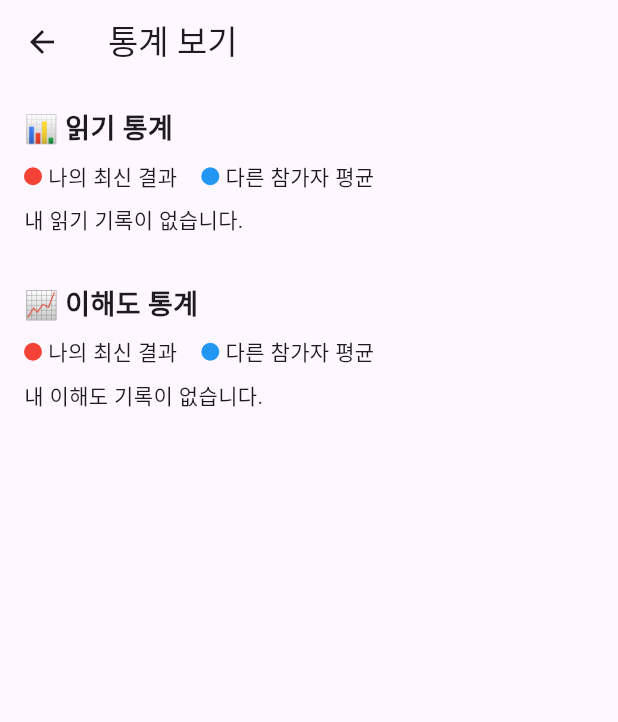
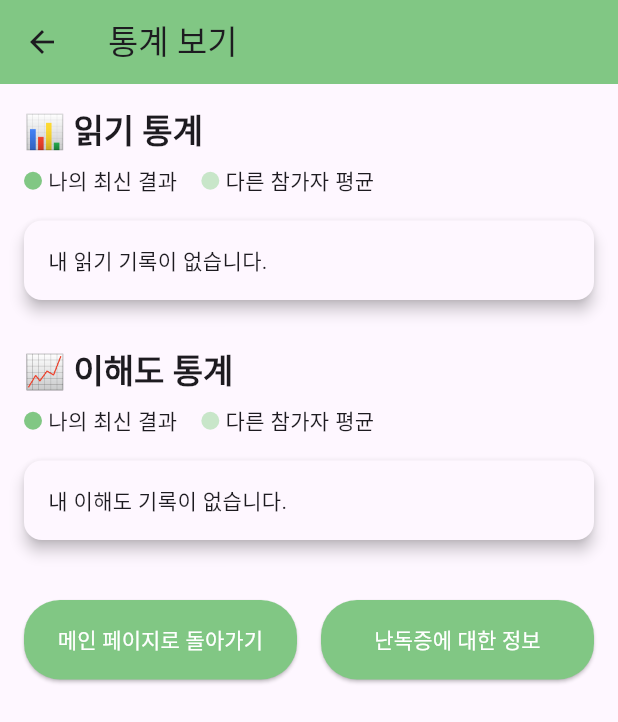
Before and after one commit to wjy0524/HackTX25-DYSCVER, a Flutter app: the StatisticsPage screen opened directly, on a phone screen of 412 x 824 dp. Shown: the top 722 px of the screen. Run offline on Flutter 3.47's test engine with Material 3 defaults, Android fonts, the phone set to English and light mode, and no system bars; our stand-ins replace cloud_firestore, firebase_auth, firebase_core, fl_chart, flutter_widget_from_html_core, google_sign_in and 1 more; accounts and stored records are empty; statements that could not run were skipped.

Commit message:
statistics_page 에 버튼 두개 추가

```diff
--- a/frontend/lib/screens/statistics_page.dart
+++ b/frontend/lib/screens/statistics_page.dart
@@ -2,22 +2,62 @@ import 'package:cloud_firestore/cloud_firestore.dart';
 import 'package:firebase_auth/firebase_auth.dart';
 import 'package:flutter/material.dart';
 import '../widgets/bar_chart.dart';
+import 'main_menu_page.dart';
 
 class StatisticsPage extends StatelessWidget {
   const StatisticsPage({Key? key}) : super(key: key);
 
+  /// ■ 범례용 dot+label 위젯
+  Widget _dotLabel(Color color, String text) {
+    return Row(
+      children: [
+        Container(
+          width: 12,
+          height: 12,
+          decoration: BoxDecoration(
+            color: color,
+            shape: BoxShape.circle,
+          ),
+        ),
+        const SizedBox(width: 4),
+        Text(text, style: const TextStyle(fontSize: 14)),
+      ],
+    );
+  }
+
+  /// ■ 범례 전체 Row
+  Widget legend(Color myColor, Color avgColor) {
+    return Padding(
+      padding: const EdgeInsets.symmetric(vertical: 8),
+      child: Row(
+        children: [
+          _dotLabel(myColor, '나의 최신 결과'),
+          const SizedBox(width: 16),
+          _dotLabel(avgColor, '다른 참가자 평균'),
+        ],
+      ),
+    );
+  }
+
   @override
   Widget build(BuildContext context) {
+    final theme = Theme.of(context);
     final uid = FirebaseAuth.instance.currentUser!.uid;
 
-    // 개인 스트림 (오름차순: 최신이 마지막)
+    // 차트 색상: 나의 최신은 주 색상, 평균은 반투명으로
+    // 내 최신 결과: 주 테마 연두색
+    final myColor = const Color(0xFF81C784);  // 테마 메인 그린
+    // 다른 참가자 평균: 테마 연두색의 밝은 버전
+    final avgColor = const Color(0xFFC8E6C9);  // 연두 라이트
+
+
+    // 개인 결과 스트림
     final readingStream = FirebaseFirestore.instance
         .collection('users')
         .doc(uid)
         .collection('reading_results')
         .orderBy('timestamp')
         .snapshots();
-
     final compStream = FirebaseFirestore.instance
         .collection('users')
         .doc(uid)
@@ -31,51 +71,43 @@ class StatisticsPage extends StatelessWidget {
     final allCompStream =
         FirebaseFirestore.instance.collectionGroup('comprehension_results').snapshots();
 
-    // ■ 범례용 dot+label 위젯
-    Widget _dotLabel(Color color, String text) {
-      return Row(
-        children: [
-          Container(width: 12, height: 12, decoration: BoxDecoration(color: color, shape: BoxShape.circle)),
-          const SizedBox(width: 4),
-          Text(text),
-        ],
-      );
-    }
-
-    // ■ 범례 전체 Row
-    Widget legend() {
-      return Padding(
-        padding: const EdgeInsets.symmetric(vertical: 8),
-        child: Row(
-          children: [
-            _dotLabel(Colors.red, '나의 최신 결과'),
-            const SizedBox(width: 16),
-            _dotLabel(Colors.blue, '다른 참가자 평균'),
-          ],
+    return Scaffold(
+      backgroundColor: theme.colorScheme.background,
+      appBar: AppBar(
+        title: const Text('통계 보기'),
+        backgroundColor: myColor,
       ),
-      );
-    }
-
-    return Scaffold(
-      appBar: AppBar(title: const Text('통계 보기')),
       body: ListView(
         padding: const EdgeInsets.all(16),
         children: [
-          // ─── 읽기 통계 ────────────────────────────────
-          const Text('📊 읽기 통계', style: TextStyle(fontSize: 18, fontWeight: FontWeight.bold)),
-          legend(),
-          StreamBuilder<QuerySnapshot>(
+          // ─── 읽기 통계 ─────────────────────────────
+          Text(
+            '📊 읽기 통계',
+            style: theme.textTheme.titleLarge
+                ?.copyWith(fontWeight: FontWeight.bold),
+          ),
+          legend(myColor, avgColor),
+          Card(
+            elevation: 4,
+            shape: RoundedRectangleBorder(
+                borderRadius: BorderRadius.circular(12)),
+            margin: const EdgeInsets.symmetric(vertical: 8),
+            color: theme.colorScheme.surface,
+            child: Padding(
+              padding: const EdgeInsets.all(16),
+              child: StreamBuilder<QuerySnapshot>(
                 stream: allReadingStream,
                 builder: (ctx, allSnap) {
-              if (!allSnap.hasData) return const Center(child: CircularProgressIndicator());
-
-              // 다른 참가자별 accuracy 모아 평균 계산
+                  if (!allSnap.hasData) {
+                    return const Center(child: CircularProgressIndicator());
+                  }
                   final docsAll = allSnap.data!.docs;
                   final Map<String, List<double>> buf = {};
                   for (final d in docsAll) {
                     final parent = d.reference.parent.parent;
                     if (parent == null || parent.id == uid) continue;
-                buf.putIfAbsent(parent.id, () => <double>[]).add((d['accuracy'] as num).toDouble());
+                    buf.putIfAbsent(parent.id, () => <double>[])
+                        .add((d['accuracy'] as num).toDouble());
                   }
                   final otherAvgs = buf.values
                       .map((lst) => lst.reduce((a, b) => a + b) / lst.length)
@@ -85,36 +117,53 @@ class StatisticsPage extends StatelessWidget {
                   return StreamBuilder<QuerySnapshot>(
                     stream: readingStream,
                     builder: (ctx, meSnap) {
-                  if (!meSnap.hasData) return const Center(child: CircularProgressIndicator());
+                      if (!meSnap.hasData) {
+                        return const Center(child: CircularProgressIndicator());
+                      }
                       final myDocs = meSnap.data!.docs;
-                  if (myDocs.isEmpty) return const Text('내 읽기 기록이 없습니다.');
-
-                  // 나의 최신 결과 하나
+                      if (myDocs.isEmpty) {
+                        return const Text('내 읽기 기록이 없습니다.');
+                      }
                       final lastAcc = (myDocs.last['accuracy'] as num).toDouble();
-
-                  // 파란(다른 참가자 평균) + 중앙에 빨간(내 최신)
                       final mid = (otherAvgs.length / 2).floor();
                       final values = [...otherAvgs]..insert(mid, lastAcc);
-                  final colors = List<Color>.filled(values.length, Colors.blue)
-                    ..[mid] = Colors.red;
-
-                  return BarChartWithColors(values: values, colors: colors);
+                      final colors = List<Color>.filled(
+                          values.length, avgColor)
+                        ..[mid] = myColor;
+                      return BarChartWithColors(
+                        values: values,
+                        colors: colors,
+                      );
                     },
                   );
                 },
               ),
+            ),
+          ),
 
-          const SizedBox(height: 32),
+          const SizedBox(height: 24),
 
-          // ─── 이해도 통계 ───────────────────────────────
-          const Text('📈 이해도 통계', style: TextStyle(fontSize: 18, fontWeight: FontWeight.bold)),
-          legend(),
-          StreamBuilder<QuerySnapshot>(
+          // ─── 이해도 통계 ───────────────────────────
+          Text(
+            '📈 이해도 통계',
+            style: theme.textTheme.titleLarge
+                ?.copyWith(fontWeight: FontWeight.bold),
+          ),
+          legend(myColor, avgColor),
+          Card(
+            elevation: 4,
+            shape: RoundedRectangleBorder(
+                borderRadius: BorderRadius.circular(12)),
+            margin: const EdgeInsets.symmetric(vertical: 8),
+            color: theme.colorScheme.surface,
+            child: Padding(
+              padding: const EdgeInsets.all(16),
+              child: StreamBuilder<QuerySnapshot>(
                 stream: allCompStream,
                 builder: (ctx, allSnap) {
-              if (!allSnap.hasData) return const Center(child: CircularProgressIndicator());
-
-              // 다른 참가자별 comprehension % 모아 평균 계산
+                  if (!allSnap.hasData) {
+                    return const Center(child: CircularProgressIndicator());
+                  }
                   final docsAll = allSnap.data!.docs;
                   final Map<String, List<double>> buf = {};
                   for (final d in docsAll) {
@@ -124,7 +173,8 @@ class StatisticsPage extends StatelessWidget {
                     final tot = (data['total_questions'] as num).toDouble();
                     final corr = (data['correct_answers'] as num).toDouble();
                     final pct = tot > 0 ? corr / tot * 100 : 0.0;
-                buf.putIfAbsent(parent.id, () => <double>[]).add(pct);
+                    buf.putIfAbsent(parent.id, () => <double>[])
+                        .add(pct);
                   }
                   final otherAvgs = buf.values
                       .map((lst) => lst.reduce((a, b) => a + b) / lst.length)
@@ -134,25 +184,79 @@ class StatisticsPage extends StatelessWidget {
                   return StreamBuilder<QuerySnapshot>(
                     stream: compStream,
                     builder: (ctx, meSnap) {
-                  if (!meSnap.hasData) return const Center(child: CircularProgressIndicator());
+                      if (!meSnap.hasData) {
+                        return const Center(child: CircularProgressIndicator());
+                      }
                       final myDocs = meSnap.data!.docs;
-                  if (myDocs.isEmpty) return const Text('내 이해도 기록이 없습니다.');
-
+                      if (myDocs.isEmpty) {
+                        return const Text('내 이해도 기록이 없습니다.');
+                      }
                       final data = myDocs.last.data()! as Map<String, dynamic>;
                       final tot = (data['total_questions'] as num).toDouble();
                       final corr = (data['correct_answers'] as num).toDouble();
                       final lastPct = tot > 0 ? corr / tot * 100 : 0.0;
-
                       final mid = (otherAvgs.length / 2).floor();
                       final values = [...otherAvgs]..insert(mid, lastPct);
-                  final colors = List<Color>.filled(values.length, Colors.blue)
-                    ..[mid] = Colors.red;
-
-                  return BarChartWithColors(values: values, colors: colors);
+                      final colors = List<Color>.filled(
+                          values.length, avgColor)
+                        ..[mid] = myColor;
+                      return BarChartWithColors(
+                        values: values,
+                        colors: colors,
+                      );
                     },
                   );
                 },
               ),
+            ),
+          ),
+          const SizedBox(height: 32),
+
+          // ─── 하단 버튼 ───────────────────────────
+          Row(
+            children: [
+              Expanded(
+                child: ElevatedButton(
+                  onPressed: () {
+                    Navigator.pushReplacement(
+                      context,
+                      MaterialPageRoute(builder: (_) => const MainMenuPage()),
+                    );
+                  },
+                  style: ElevatedButton.styleFrom(
+                    backgroundColor: myColor,
+                    foregroundColor: Colors.white,
+                    padding: const EdgeInsets.symmetric(vertical: 16),
+                    shape: RoundedRectangleBorder(
+                      borderRadius: BorderRadius.circular(24),
+                    ),
+                  ),
+                  child: const Text('메인 페이지로 돌아가기'),
+                ),
+              ),
+              const SizedBox(width: 16),
+              Expanded(
+                child: ElevatedButton(
+                  onPressed: () {
+                    // TODO: DyslexiaInfoPage 구현 후 연결
+                  },
+                  style: ElevatedButton.styleFrom(
+                    backgroundColor: myColor,
+                    foregroundColor: Colors.white,
+                    padding: const EdgeInsets.symmetric(vertical: 16),
+                    shape: RoundedRectangleBorder(
+                      borderRadius: BorderRadius.circular(24),
+                    ),
+                  ),
+                  child: const Text('난독증에 대한 정보'),
+                ),
+              ),
+            ],
+          ),
+
+          const SizedBox(height: 24),
+
+
         ],
       ),
     );
```
Lines whose indentation alone changed are shown as unchanged.
